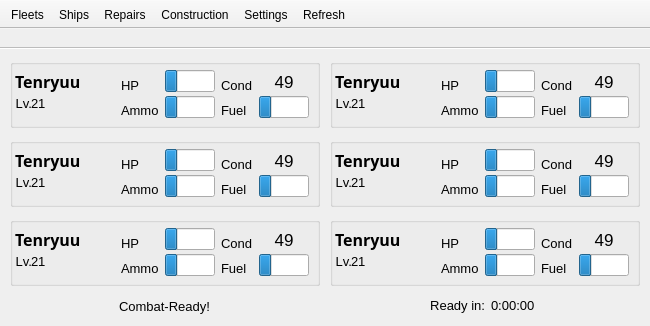
Above: KCMainWindow.ui from KanColleTool/kct-tool before the change. Below: the same form after it.
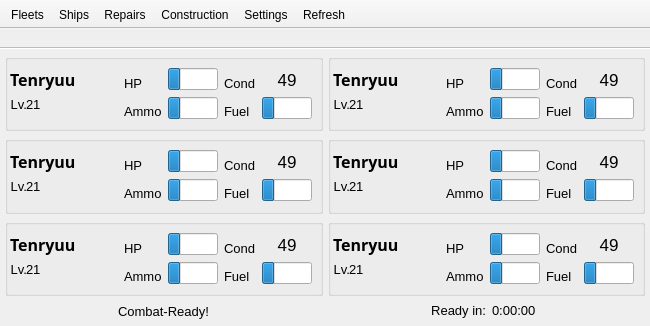
That is the form after the change.

Commit message: Smaller margins

Diff of the .ui file:
```diff
--- a/KCMainWindow.ui
+++ b/KCMainWindow.ui
@@ -87,19 +87,19 @@
          <widget class="QWidget" name="widget" native="true">
           <layout class="QGridLayout" name="gridLayout">
            <property name="leftMargin">
-            <number>10</number>
+            <number>5</number>
            </property>
            <property name="topMargin">
-            <number>10</number>
+            <number>5</number>
            </property>
            <property name="rightMargin">
-            <number>10</number>
+            <number>5</number>
            </property>
            <property name="bottomMargin">
-            <number>10</number>
+            <number>5</number>
            </property>
            <property name="spacing">
-            <number>10</number>
+            <number>5</number>
            </property>
            <item row="3" column="0">
             <widget class="QGroupBox" name="fleetBox5">
```
